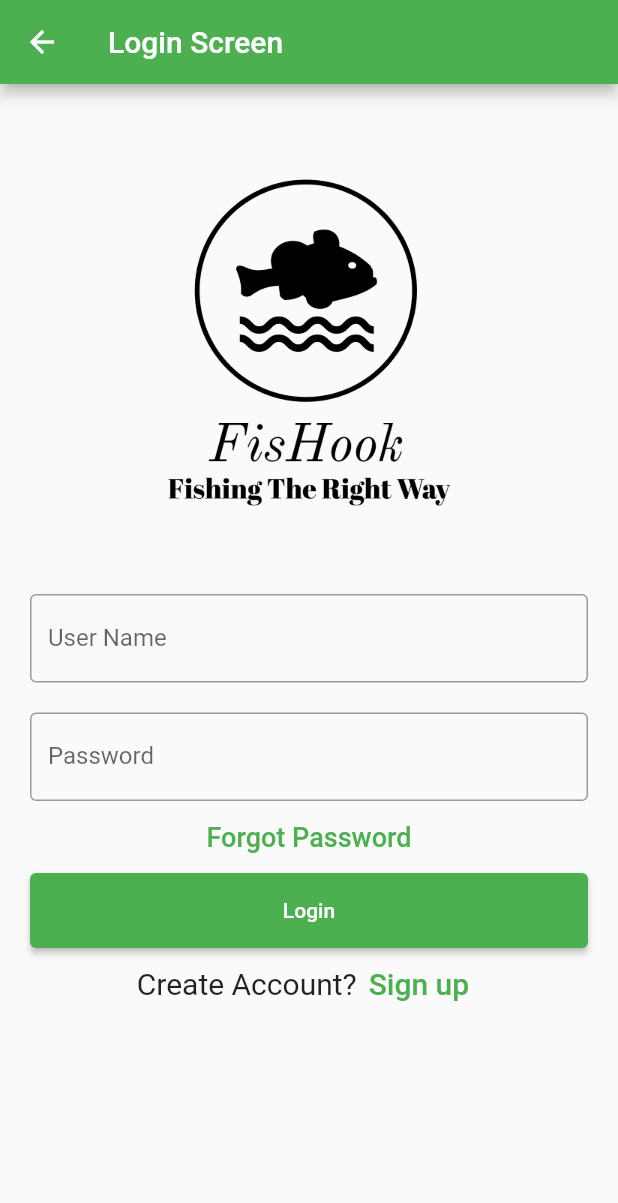
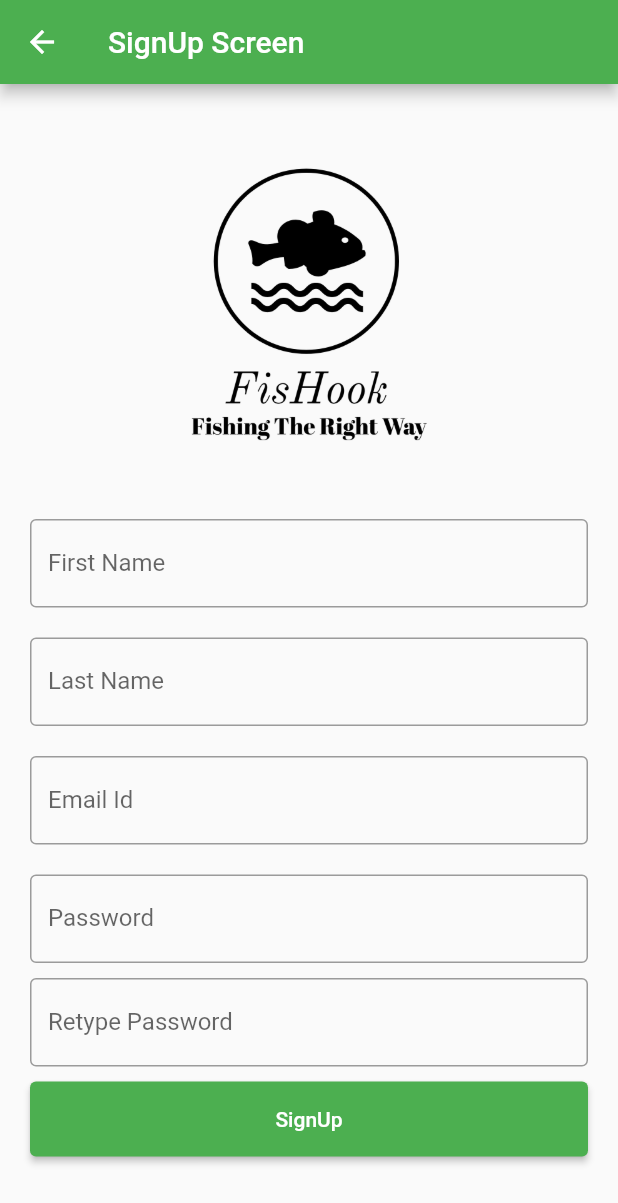
Before and after one commit to SIH-ClapForKrishna/fishook-app, a Flutter app: the screen it shows after launch, after a tap on "Sign up", on a phone screen of 412 x 824 dp. Shown: the top 1203 px of the screen. Run offline on Flutter 3.47's test engine with Material 2 defaults, Android fonts, the phone set to English and light mode, and no system bars; our stand-ins replace firebase_auth, firebase_core, lottie; accounts and stored records are empty; project files that could hold a hidden picture were left out.

Commit message:
Added Signup Screen

```diff
--- a/lib/login_screen.dart
+++ b/lib/login_screen.dart
@@ -1,4 +1,8 @@
 import 'package:flutter/material.dart';
+import 'package:firebase_auth/firebase_auth.dart';
+
+import 'package:sih_fishook/signup_screen.dart';
+
 
 class LoginScreen extends StatelessWidget {
   const LoginScreen({Key? key}) : super(key: key);
@@ -37,7 +41,7 @@ class _MyStatefulWidgetState extends State<MyStatefulWidget> {
                 padding: const EdgeInsets.all(10),
                 child: Column(
                     children: <Widget>[
-                Image.asset('assets/FisHook-logos_transparent.png', width: 300, height: 300)])),
+                Image.asset('assets/FisHook-logos_transparent.png', width: 250, height: 250)])),
             Container(
                 alignment: Alignment.center,
                 padding: const EdgeInsets.all(0),
@@ -90,6 +94,10 @@ class _MyStatefulWidgetState extends State<MyStatefulWidget> {
                     style: TextStyle(fontSize: 20),
                   ),
                   onPressed: () {
+                    Navigator.push(
+                      context,
+                      MaterialPageRoute(builder: (context) => const SignupScreen()),
+                    );
                     //signup screen
                   },
                 )
@@ -98,4 +106,10 @@ class _MyStatefulWidgetState extends State<MyStatefulWidget> {
           ],
         ));
   }
+  Future signIn() async {
+    await FirebaseAuth.instance.signInWithEmailAndPassword(
+      email: nameController.text.trim(),
+      password: passwordController.text.trim(),
+    );
+  }
 }
--- a/lib/main.dart
+++ b/lib/main.dart
@@ -1,7 +1,6 @@
 import 'package:flutter/material.dart';
 import 'package:firebase_core/firebase_core.dart';
 import 'firebase_options.dart';
-import 'package:firebase_auth/firebase_auth.dart';
 
 import 'pre_login_animations.dart';
 
--- /dev/null
+++ b/lib/signup_screen.dart
@@ -0,0 +1,116 @@
+import 'package:flutter/material.dart';
+
+
+class SignupScreen extends StatelessWidget {
+  const SignupScreen({Key? key}) : super(key: key);
+
+  static const String _title = 'SignUp Screen';
+
+  @override
+  Widget build(BuildContext context){
+    return Scaffold(
+      appBar: AppBar(title: const Text(_title)),
+      body: const MyStatefulWidget(),
+    );
+  }
+}
+
+class MyStatefulWidget extends StatefulWidget {
+  const MyStatefulWidget({Key? key}) : super(key: key);
+
+  @override
+  State<MyStatefulWidget> createState() => _MyStatefulWidgetState();
+}
+
+class _MyStatefulWidgetState extends State<MyStatefulWidget> {
+
+  TextEditingController firstNameController = TextEditingController();
+  TextEditingController lastNameController = TextEditingController();
+  TextEditingController emailController = TextEditingController();
+  TextEditingController passwordController = TextEditingController();
+  TextEditingController retypePasswordController = TextEditingController();
+
+  @override
+  Widget build(BuildContext context) {
+    return Padding(
+        padding: const EdgeInsets.all(10),
+        child: ListView(
+          children: <Widget>[
+            Container(
+                alignment: Alignment.center,
+                padding: const EdgeInsets.all(10),
+                child: Column(
+                    children: <Widget>[
+                      Image.asset('assets/FisHook-logos_transparent.png', width: 250, height: 250)])),
+            Container(
+              alignment: Alignment.center,
+              padding: const EdgeInsets.all(0),
+            ),
+            Container(
+              padding: const EdgeInsets.all(10),
+              child: TextField(
+                controller: firstNameController,
+                decoration: const InputDecoration(
+                  border: OutlineInputBorder(),
+                  labelText: 'First Name',
+                ),
+              ),
+            ),
+            Container(
+              padding: const EdgeInsets.all(10),
+              child: TextField(
+                controller: lastNameController,
+                decoration: const InputDecoration(
+                  border: OutlineInputBorder(),
+                  labelText: 'Last Name',
+                ),
+              ),
+            ),
+            Container(
+              padding: const EdgeInsets.all(10),
+              child: TextField(
+                controller: emailController,
+                decoration: const InputDecoration(
+                  border: OutlineInputBorder(),
+                  labelText: 'Email Id',
+                ),
+              ),
+            ),
+            Container(
+              padding: const EdgeInsets.fromLTRB(10, 10, 10, 0),
+              child: TextField(
+                obscureText: true,
+                controller: passwordController,
+                decoration: const InputDecoration(
+                  border: OutlineInputBorder(),
+                  labelText: 'Password',
+                ),
+              ),
+            ),
+            Container(
+              padding: const EdgeInsets.fromLTRB(10, 10, 10, 0),
+              child: TextField(
+                obscureText: true,
+                controller: retypePasswordController,
+                decoration: const InputDecoration(
+                  border: OutlineInputBorder(),
+                  labelText: 'Retype Password',
+                ),
+              ),
+            ),
+            Container(
+                height: 60,
+                padding: const EdgeInsets.fromLTRB(10, 10, 10, 0),
+                child: ElevatedButton(
+                  child: const Text('SignUp'),
+                  onPressed: () {
+                    print('You have succesfully signed up!');
+                    print(emailController.text);
+                    print(passwordController.text);
+                  },
+                )
+            ),
+          ],
+        ));
+  }
+}
```
Also changed, not shown: pubspec.lock.
